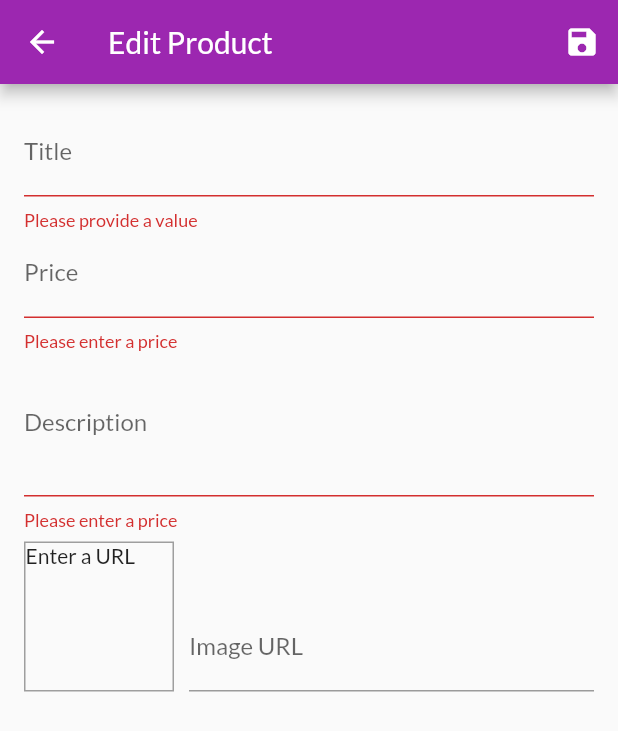
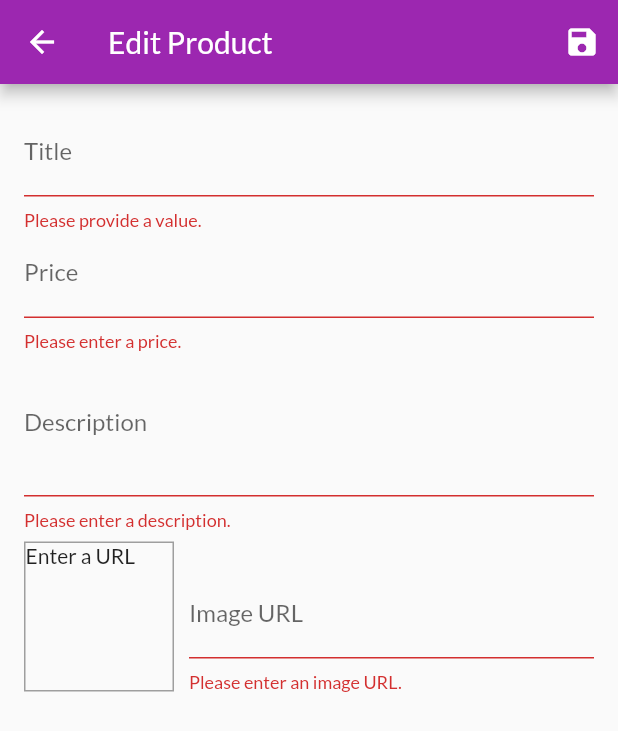
Before and after one commit to abskshrestha/ShoppingApp, a Flutter app: the EditProductScreen screen opened by its route, after a tap on the "save" icon, on a phone screen of 412 x 824 dp. Shown: the top 731 px of the screen. Run offline on Flutter 3.47's test engine with Material 2 defaults, Android fonts, the phone set to English and light mode, and no system bars; network calls fail.

Commit message:
added changes

```diff
--- a/lib/screens/edit_product_screen.dart
+++ b/lib/screens/edit_product_screen.dart
@@ -1,6 +1,8 @@
 import 'package:flutter/material.dart';
+import 'package:provider/provider.dart';
 
 import '../providers/product.dart';
+import '../providers/products.dart';
 
 class EditProductScreen extends StatefulWidget {
   static const routeName = '/edit-product';
@@ -15,7 +17,6 @@ class _EditProductScreenState extends State<EditProductScreen> {
   final _imageUrlController = TextEditingController();
   final _imageUrlFocusNode = FocusNode();
   final _form = GlobalKey<FormState>();
-
   var _editedProduct = Product(
     id: null,
     title: '',
@@ -23,11 +24,39 @@ class _EditProductScreenState extends State<EditProductScreen> {
     description: '',
     imageUrl: '',
   );
+  var _initValues = {
+    'title': '',
+    'description': '',
+    'price': '',
+    'imageUrl': '',
+  };
+  var _isInit = true;
 
   @override
   void initState() {
     _imageUrlFocusNode.addListener(_updateImageUrl);
     super.initState();
+  }
+
+  @override
+  void didChangeDependencies() {
+    if (_isInit) {
+      final productId = ModalRoute.of(context).settings.arguments as String;
+      if (productId != null) {
+        _editedProduct =
+            Provider.of<Products>(context, listen: false).findById(productId);
+        _initValues = {
+          'title': _editedProduct.title,
+          'description': _editedProduct.description,
+          'price': _editedProduct.price.toString(),
+          // 'imageUrl': _editedProduct.imageUrl,
+          'imageUrl': '',
+        };
+        _imageUrlController.text = _editedProduct.imageUrl;
+      }
+    }
+    _isInit = false;
+    super.didChangeDependencies();
   }
 
   @override
@@ -42,6 +71,13 @@ class _EditProductScreenState extends State<EditProductScreen> {
 
   void _updateImageUrl() {
     if (!_imageUrlFocusNode.hasFocus) {
+      if ((!_imageUrlController.text.startsWith('http') &&
+              !_imageUrlController.text.startsWith('https')) ||
+          (!_imageUrlController.text.endsWith('.png') &&
+              !_imageUrlController.text.endsWith('.jpg') &&
+              !_imageUrlController.text.endsWith('.jpeg'))) {
+        return;
+      }
       setState(() {});
     }
   }
@@ -52,11 +88,13 @@ class _EditProductScreenState extends State<EditProductScreen> {
       return;
     }
     _form.currentState.save();
-    print(_editedProduct.title);
-
-    print(_editedProduct.description);
-    print(_editedProduct.price);
-    print(_editedProduct.imageUrl);
+    if (_editedProduct.id != null) {
+      Provider.of<Products>(context, listen: false)
+          .updateProduct(_editedProduct.id, _editedProduct);
+    } else {
+      Provider.of<Products>(context, listen: false).addProduct(_editedProduct);
+    }
+    Navigator.of(context).pop();
   }
 
   @override
@@ -78,6 +116,7 @@ class _EditProductScreenState extends State<EditProductScreen> {
           child: ListView(
             children: <Widget>[
               TextFormField(
+                initialValue: _initValues['title'],
                 decoration: InputDecoration(labelText: 'Title'),
                 textInputAction: TextInputAction.next,
                 onFieldSubmitted: (_) {
@@ -85,8 +124,8 @@ class _EditProductScreenState extends State<EditProductScreen> {
                 },
                 validator: (value) {
                   if (value.isEmpty) {
-                    return 'Please provide a value';
-                  } else
+                    return 'Please provide a value.';
+                  }
                   return null;
                 },
                 onSaved: (value) {
@@ -96,11 +135,11 @@ class _EditProductScreenState extends State<EditProductScreen> {
                       description: _editedProduct.description,
                       imageUrl: _editedProduct.imageUrl,
                       id: _editedProduct.id,
-                    isFavorite: _editedProduct.isFavorite,
-                  );
+                      isFavorite: _editedProduct.isFavorite);
                 },
               ),
               TextFormField(
+                initialValue: _initValues['price'],
                 decoration: InputDecoration(labelText: 'Price'),
                 textInputAction: TextInputAction.next,
                 keyboardType: TextInputType.number,
@@ -110,13 +149,13 @@ class _EditProductScreenState extends State<EditProductScreen> {
                 },
                 validator: (value) {
                   if (value.isEmpty) {
-                    return 'Please enter a price';
+                    return 'Please enter a price.';
                   }
                   if (double.tryParse(value) == null) {
-                    return 'Please enter a valid number';
+                    return 'Please enter a valid number.';
                   }
                   if (double.parse(value) <= 0) {
-                    return 'Please enter a number greater than 0';
+                    return 'Please enter a number greater than zero.';
                   }
                   return null;
                 },
@@ -126,21 +165,22 @@ class _EditProductScreenState extends State<EditProductScreen> {
                       price: double.parse(value),
                       description: _editedProduct.description,
                       imageUrl: _editedProduct.imageUrl,
-                    id: null,
-                  );
+                      id: _editedProduct.id,
+                      isFavorite: _editedProduct.isFavorite);
                 },
               ),
               TextFormField(
+                initialValue: _initValues['description'],
                 decoration: InputDecoration(labelText: 'Description'),
                 maxLines: 3,
                 keyboardType: TextInputType.multiline,
                 focusNode: _descriptionFocusNode,
-                validator: (value){
+                validator: (value) {
                   if (value.isEmpty) {
-                    return 'Please enter a price';
+                    return 'Please enter a description.';
                   }
-                  if (value.length < 10 ){
-                    return 'Should be at least 10 characters long';
+                  if (value.length < 10) {
+                    return 'Should be at least 10 characters long.';
                   }
                   return null;
                 },
@@ -150,7 +190,8 @@ class _EditProductScreenState extends State<EditProductScreen> {
                     price: _editedProduct.price,
                     description: value,
                     imageUrl: _editedProduct.imageUrl,
-                    id: null,
+                    id: _editedProduct.id,
+                    isFavorite: _editedProduct.isFavorite,
                   );
                 },
               ),
@@ -185,13 +226,37 @@ class _EditProductScreenState extends State<EditProductScreen> {
                       keyboardType: TextInputType.url,
                       textInputAction: TextInputAction.done,
                       controller: _imageUrlController,
-                    onEditingComplete: () {
-                      setState(() {});
-                    },
+                      focusNode: _imageUrlFocusNode,
                       onFieldSubmitted: (_) {
                         _saveForm();
                       },
-                  )),
+                      validator: (value) {
+                        if (value.isEmpty) {
+                          return 'Please enter an image URL.';
+                        }
+                        if (!value.startsWith('http') &&
+                            !value.startsWith('https')) {
+                          return 'Please enter a valid URL.';
+                        }
+                        if (!value.endsWith('.png') &&
+                            !value.endsWith('.jpg') &&
+                            !value.endsWith('.jpeg')) {
+                          return 'Please enter a valid image URL.';
+                        }
+                        return null;
+                      },
+                      onSaved: (value) {
+                        _editedProduct = Product(
+                          title: _editedProduct.title,
+                          price: _editedProduct.price,
+                          description: _editedProduct.description,
+                          imageUrl: value,
+                          id: _editedProduct.id,
+                          isFavorite: _editedProduct.isFavorite,
+                        );
+                      },
+                    ),
+                  ),
                 ],
               ),
             ],
```
Also changed, not shown: lib/providers/products.dart (+25 -2 lines). Lines whose indentation alone changed are shown as unchanged.
